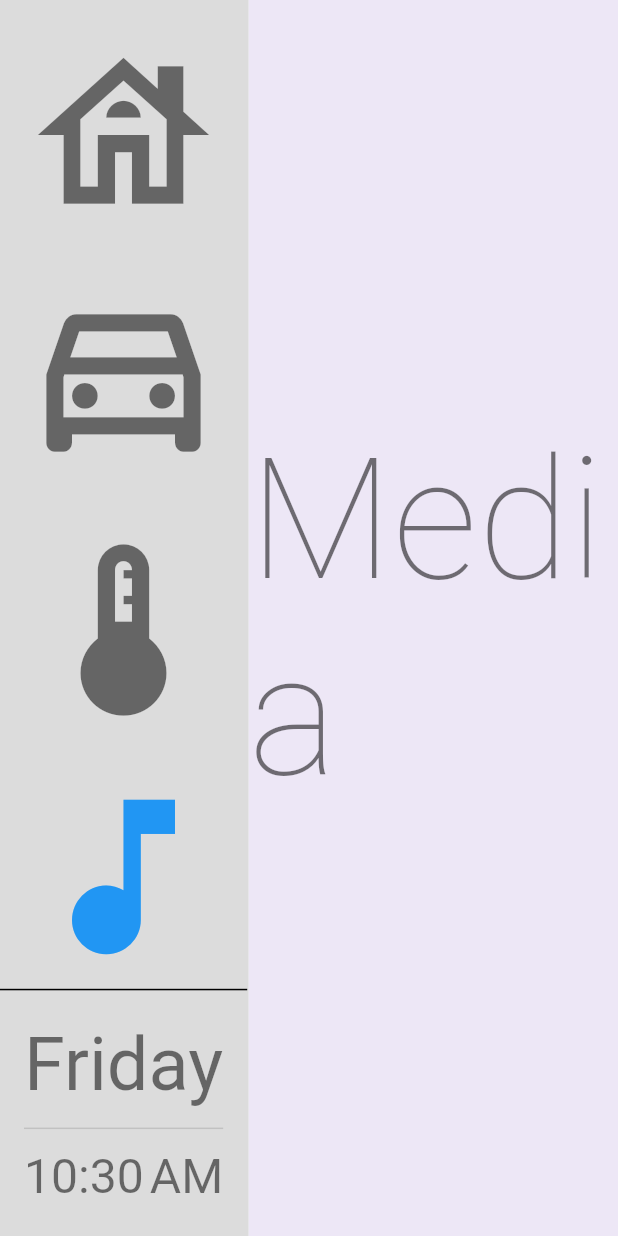
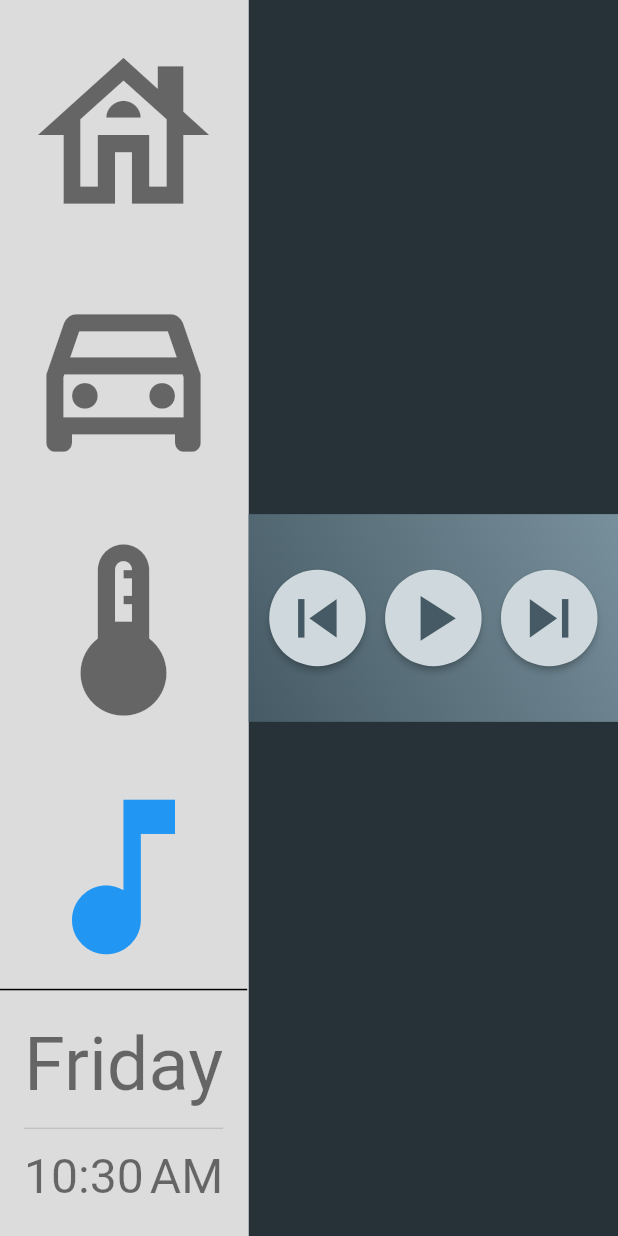
Before and after one commit to felipeerias/flutter_homescreen, a Flutter app: the screen it shows after launch, after a tap on "Dashboard", after a tap on "HVAC", after a tap on "Media", on a phone screen of 412 x 824 dp. Run offline on Flutter 3.47's test engine with Material 2 defaults, Android fonts, the phone set to English and light mode, and no system bars; our stand-ins replace numberpicker.

Commit message:
Simple Media page

```diff
--- a/lib/homescreen.dart
+++ b/lib/homescreen.dart
@@ -137,7 +137,7 @@ class _HomescreenState extends State<Homescreen> with TickerProviderStateMixin {
       case 1:
         return DashboardPage(key: ValueKey(selectedIndex));
       case 2:
-        return HVACPage(key: ValueKey(selectedIndex));
+        return HVACPageContainer(key: ValueKey(selectedIndex));
       case 3:
         return MediaPage(key: ValueKey(selectedIndex));
       default:
--- a/lib/page_hvac.dart
+++ b/lib/page_hvac.dart
@@ -3,20 +3,20 @@ import 'dart:math';
 import 'package:flutter/material.dart';
 import 'package:numberpicker/numberpicker.dart';
 
-class HVACPage extends StatelessWidget {
-  const HVACPage({Key? key}) : super(key: key);
+class HVACPageContainer extends StatelessWidget {
+  const HVACPageContainer({Key? key}) : super(key: key);
   @override
   Widget build(BuildContext context) {
     return Container(
       constraints: BoxConstraints.expand(),
       alignment: Alignment.center,
-      child: const MainPage(title: 'AGL - Flutter HVAC'),
+      child: const HVACPage(title: 'AGL - Flutter HVAC'),
     );
   }
 }
 
 class _TemperatureSelector extends StatefulWidget {
-double referenceFontSize = 24;
+final double referenceFontSize = 24;
 
   _TemperatureSelector({Key? key, referenceFontSize}) : super(key: key);
 
@@ -79,20 +79,20 @@ class _HVACFanSpeedState extends State<HVACFanSpeed> {
   }
 }
 
-class MainPage extends StatefulWidget {
-  const MainPage({Key? key, required this.title}) : super(key: key);
+class HVACPage extends StatefulWidget {
+  const HVACPage({Key? key, required this.title}) : super(key: key);
 
   final String title;
 
   @override
-  State<MainPage> createState() => _MyHomePageState();
+  State<HVACPage> createState() => _HVACPageState();
 }
 
 String chairOn = 'images/HMI_HVAC_Left_Chair_ON.png';
 String chairOff = 'images/HMI_HVAC_Right_Chair_ON.png';
 bool selected = true; // Get from API
 
-class _MyHomePageState extends State<MainPage> {
+class _HVACPageState extends State<HVACPage> {
   final double fanSpeed = 20;
 
   Widget _buildLayout(BuildContext context, BoxConstraints constraints) {
--- a/lib/page_media.dart
+++ b/lib/page_media.dart
@@ -1,19 +1,77 @@
+import 'dart:math';
+
 import 'package:flutter/material.dart';
 
 class MediaPage extends StatelessWidget {
+  const MediaPage({Key? key}) : super(key: key);
 
-  const MediaPage({Key? key}) : super(key: key);
+  Widget _buildLayout(BuildContext context, BoxConstraints constraints) {
+    // describe the layout in terms of fractions of the container size
+    double mainDimension = max(constraints.maxWidth, constraints.maxHeight);
+    //double minDimension = min(constraints.maxWidth, constraints.maxHeight);
+    double iconSize = mainDimension / 16.0;
+
+    return Container(
+      color: Colors.blueGrey.shade900,
+      constraints: BoxConstraints.expand(),
+      alignment: Alignment.center,
+      child: Stack(
+        alignment: Alignment.center,
+        children: [
+          AspectRatio(
+            aspectRatio: 16 / 9,
+            child: Container(
+              decoration: BoxDecoration(
+                  gradient: LinearGradient(
+                      begin: Alignment.bottomLeft,
+                      end: Alignment.topRight,
+                      colors: [
+                    Colors.blueGrey.shade700,
+                    Colors.blueGrey.shade400
+                  ])),
+            ),
+          ),
+          Row(
+            mainAxisAlignment: MainAxisAlignment.center,
+            children: [
+              _createMediaButton(Icons.skip_previous, iconSize, () {}),
+              _createMediaButton(Icons.play_arrow, iconSize, () {}),
+              _createMediaButton(Icons.skip_next, iconSize, () {}),
+            ],
+          )
+        ],
+      ),
+    );
+  }
+
+  Widget _createMediaButton(
+      IconData icon, double iconSize, Null Function() onPressed) {
+    return Padding(
+      padding: EdgeInsets.all(iconSize / 8),
+      child: ElevatedButton(
+        onPressed: onPressed,
+        child: Icon(
+          icon,
+          color: Colors.blueGrey.shade700,
+          size: iconSize,
+        ),
+        style: ElevatedButton.styleFrom(
+          shape: CircleBorder(),
+          padding: EdgeInsets.all(iconSize / 8),
+          primary: Colors.blueGrey.shade100,
+          onPrimary: Colors.white,
+        ),
+      ),
+    );
+  }
 
   @override
   Widget build(BuildContext context) {
     return Container(
-      color: Colors.deepPurple.shade50,
-      constraints: BoxConstraints.expand(),
-      alignment: Alignment.center,
-      child: Text(
-        'Media',
-        style: Theme.of(context).textTheme.headline1,
-        ),
-    );
+        color: Colors.deepPurple.shade50,
+        child: Center(
+            child: LayoutBuilder(
+          builder: _buildLayout,
+        )));
   }
 }
```
